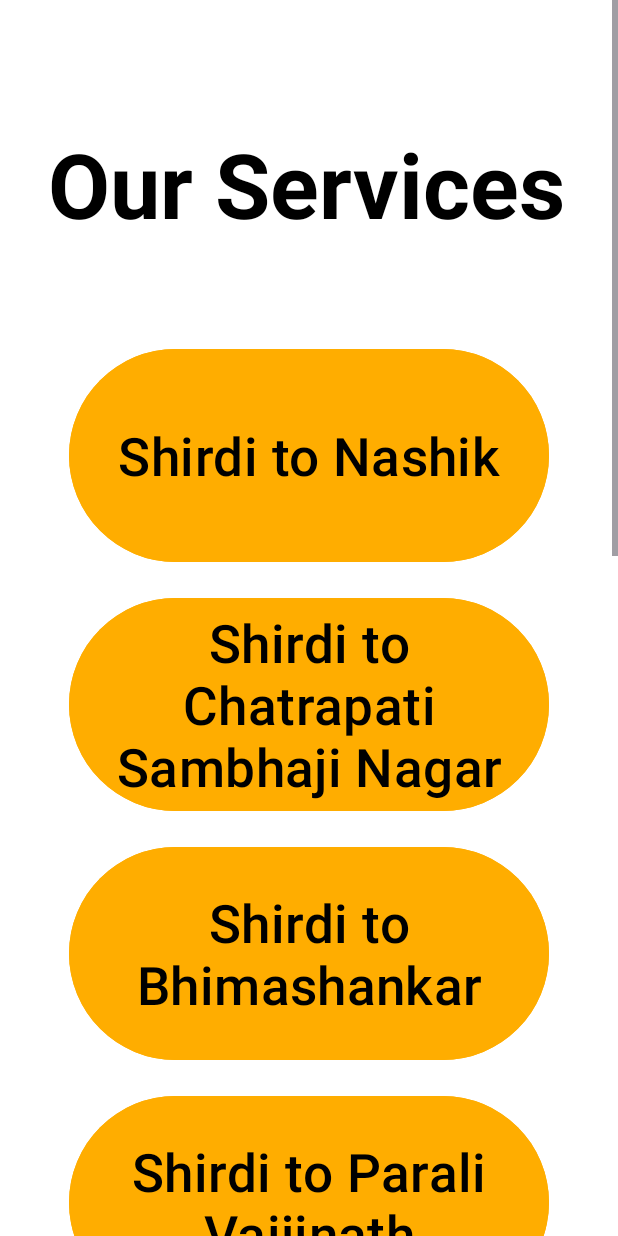
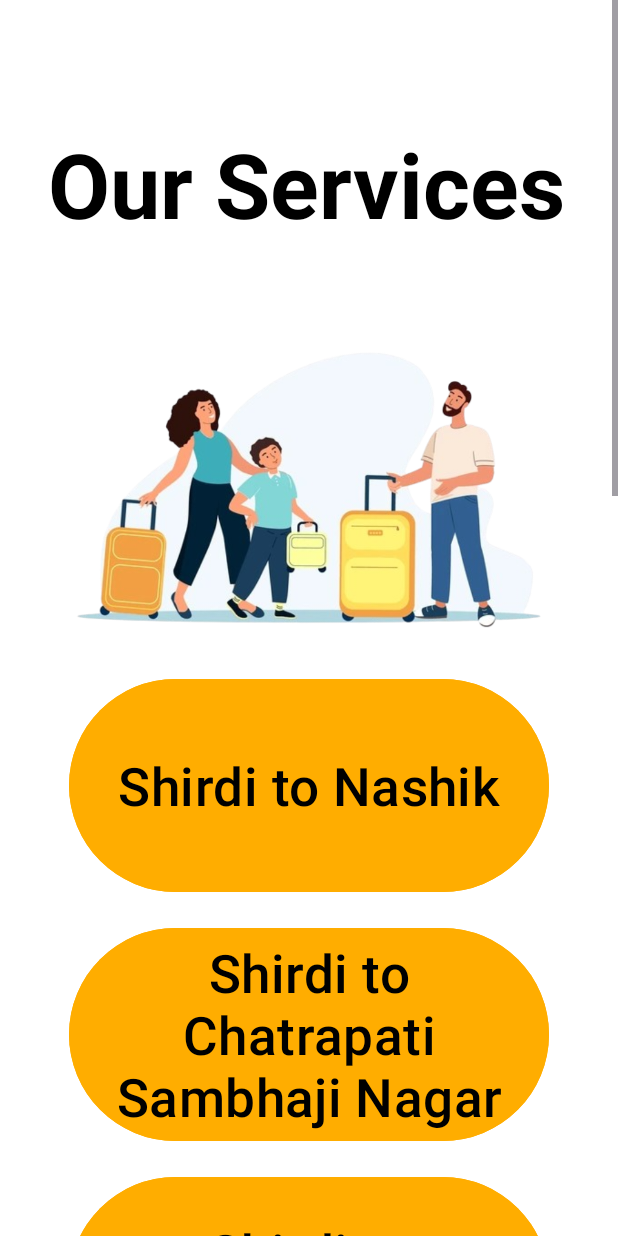
Before and after one commit to SakshiSapike/SaiSeva, an Android app: the OurServices screen opened directly, with no data from a screen before it, on a phone screen of 412 x 824 dp. Run offline under Robolectric (Android 15) with nearby library versions, the phone set to English and light mode, and no system bars.

Commit message:
Working on Project

```diff
--- a/app/src/main/java/com/example/saiseva/Nashik.kt
+++ b/app/src/main/java/com/example/saiseva/Nashik.kt
@@ -21,7 +21,7 @@ class Nashik : AppCompatActivity() {
         }
 
         // Initialize "Book Now" button
-        val bookNowButton: Button = findViewById(R.id.aungananathbooknow)
+        val bookNowButton: Button = findViewById(R.id.nashikbooknow)
         bookNowButton.setOnClickListener {
             // Handle "Book Now" action, e.g., navigate to another activity or show a toast
             Toast.makeText(this, "Booking functionality coming soon!", Toast.LENGTH_SHORT).show()
--- a/app/src/main/res/layout/activity_our_services.xml
+++ b/app/src/main/res/layout/activity_our_services.xml
@@ -24,12 +24,22 @@
                 android:layout_height="wrap_content"
                 android:layout_gravity="center"
                 android:layout_marginTop="50dp"
-                android:layout_marginBottom="50dp"
+                android:layout_marginBottom="0dp"
                 android:padding="16dp"
                 android:text="Our Services"
                 android:textColor="@color/black"
                 android:textSize="60sp"
                 android:textStyle="bold" />
+
+            <ImageView
+                android:id="@+id/services"
+                android:layout_width="match_parent"
+                android:layout_height="270dp"
+                android:layout_marginLeft="8dp"
+                android:layout_marginTop="0dp"
+                android:layout_marginRight="8dp"
+                app:srcCompat="@drawable/sevices"
+                tools:ignore="ContentDescription" />
 
             <Button
                 android:id="@+id/nashik"
```
Also changed, not shown: app/src/main/res/drawable/sevices.png (added).
